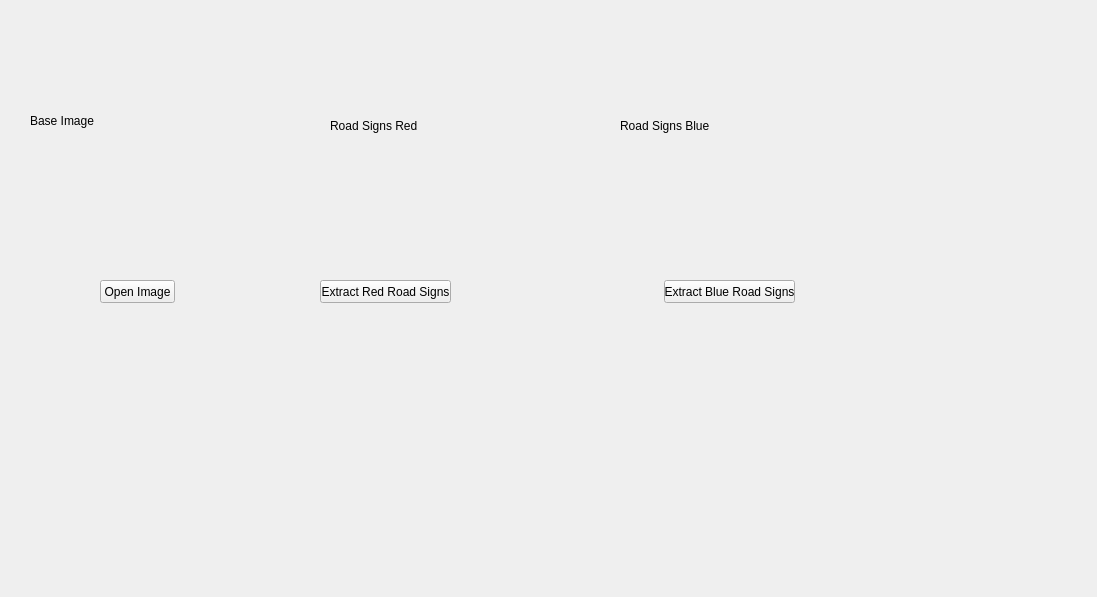
This is mainwindow.ui in Sraye25/Signalisation-BDDM as Qt 5 draws it before an edit. The edited form follows.
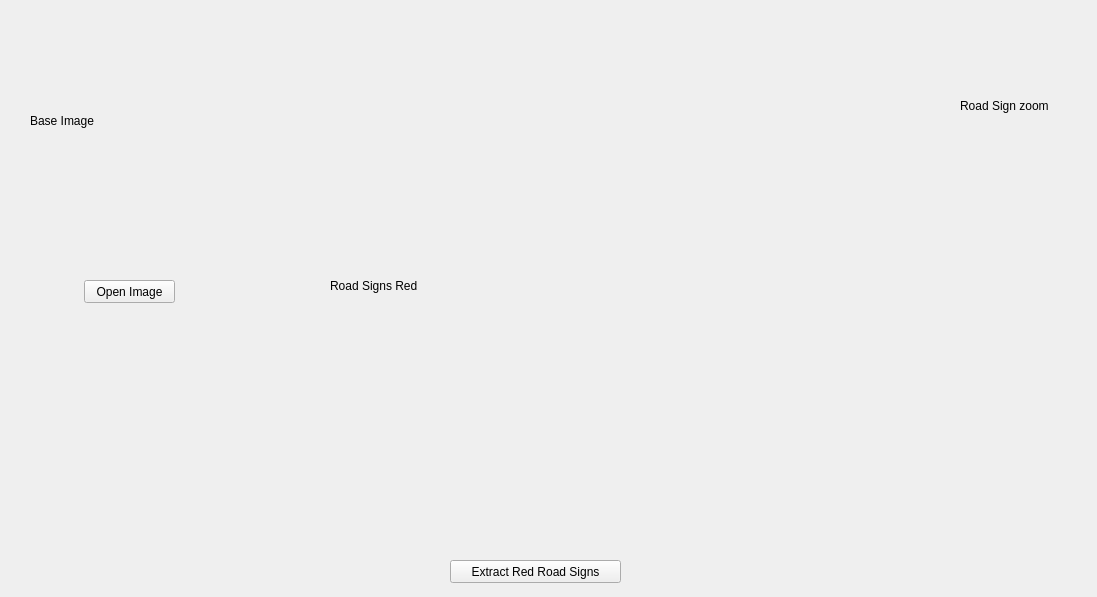
This is the edited form.

Diff of the .ui file:
```diff
--- a/mainwindow.ui
+++ b/mainwindow.ui
@@ -17,9 +17,9 @@
    <widget class="QPushButton" name="pushButton">
     <property name="geometry">
      <rect>
-      <x>100</x>
+      <x>84</x>
       <y>280</y>
-      <width>75</width>
+      <width>91</width>
       <height>23</height>
      </rect>
     </property>
@@ -30,9 +30,9 @@
    <widget class="QPushButton" name="pushButton_2">
     <property name="geometry">
      <rect>
-      <x>320</x>
-      <y>280</y>
-      <width>131</width>
+      <x>450</x>
+      <y>560</y>
+      <width>171</width>
       <height>23</height>
      </rect>
     </property>
@@ -58,8 +58,8 @@
      <rect>
       <x>330</x>
       <y>30</y>
-      <width>271</width>
-      <height>191</height>
+      <width>591</width>
+      <height>511</height>
      </rect>
     </property>
     <property name="text">
@@ -69,27 +69,14 @@
    <widget class="QLabel" name="label_3">
     <property name="geometry">
      <rect>
-      <x>620</x>
-      <y>30</y>
-      <width>341</width>
-      <height>191</height>
-     </rect>
-    </property>
-    <property name="text">
-     <string>Road Signs Blue</string>
-    </property>
-   </widget>
-   <widget class="QPushButton" name="pushButton_3">
-    <property name="geometry">
-     <rect>
-      <x>664</x>
-      <y>280</y>
+      <x>960</x>
+      <y>40</y>
       <width>131</width>
-      <height>23</height>
+      <height>131</height>
      </rect>
     </property>
     <property name="text">
-     <string>Extract Blue Road Signs</string>
+     <string>Road Sign zoom</string>
     </property>
    </widget>
   </widget>
```
